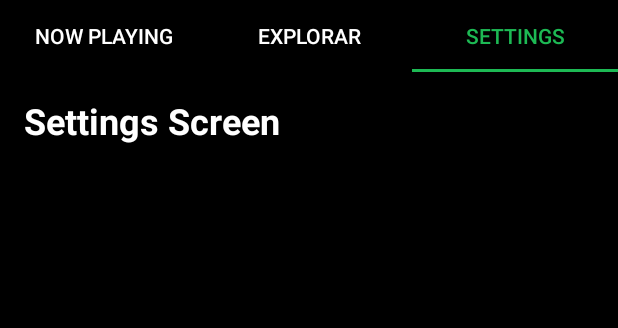
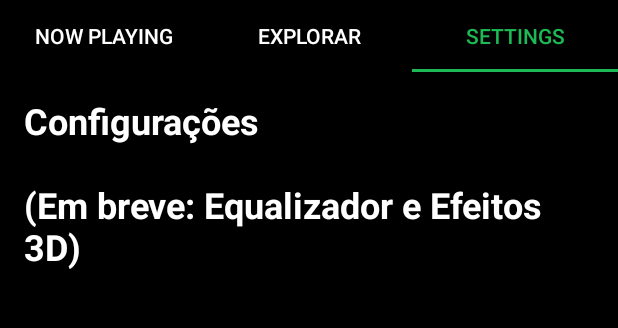
Before and after one commit to Kayckyy/SurroundPlayer-3D, an Android app: the screen it shows after launch (MainActivity), tab 3 chosen, on a phone screen of 412 x 824 dp, the part 84-412 px from its top. Run offline under Robolectric (Android 15) with nearby library versions, the light colour scheme and no system bars; 2 statements that could not run were skipped.

Commit message:
Bug fixes e adićão de musiúsicas favoritas.

```diff
--- a/app/src/main/java/com/example/musicplayer/MainActivity.kt
+++ b/app/src/main/java/com/example/musicplayer/MainActivity.kt
@@ -8,7 +8,9 @@ import android.content.ServiceConnection
 import android.content.pm.PackageManager
 import android.os.Build
 import android.os.Bundle
+import android.os.Handler
 import android.os.IBinder
+import android.os.Looper
 import android.widget.Toast
 import androidx.activity.result.contract.ActivityResultContracts
 import androidx.appcompat.app.AppCompatActivity
@@ -22,8 +24,9 @@ class MainActivity : AppCompatActivity() {
     private var musicService: MusicService? = null
     private var isBound = false
     private var isServiceStarting = false
+    private var isFromNotification = false
+    private var shouldRestorePlayback = false
 
-    // Sistema de permissões CORRIGIDO
     private val requestPermissionLauncher = registerForActivityResult(
         ActivityResultContracts.RequestPermission()
     ) { isGranted ->
@@ -41,8 +44,6 @@ class MainActivity : AppCompatActivity() {
             isBound = true
             isServiceStarting = false
             notifyFragmentsServiceReady()
-
-            // Verificar permissão após conectar ao service
             checkStoragePermission()
         }
 
@@ -55,18 +56,44 @@ class MainActivity : AppCompatActivity() {
     override fun onCreate(savedInstanceState: Bundle?) {
         super.onCreate(savedInstanceState)
 
+        if (!isTaskRoot) {
+            val intent = intent
+            if (intent.hasCategory(Intent.CATEGORY_LAUNCHER) && intent.action == Intent.ACTION_MAIN) {
+                finish()
+                return
+            }
+        }
+
+        isFromNotification = intent.getBooleanExtra("FROM_NOTIFICATION", false)
+        shouldRestorePlayback = intent.getBooleanExtra("RESTORE_PLAYBACK", false)
+
         binding = ActivityMainBinding.inflate(layoutInflater)
         setContentView(binding.root)
 
+        setupViewPager()
+        initializeService()
+    }
+
+    private fun initializeService() {
         musicService = MusicService.getInstance()
         if (musicService != null) {
             isBound = true
             notifyFragmentsServiceReady()
+
+            if (isFromNotification) {
+                switchToNowPlayingTab()
+            }
         } else {
+            // VERIFICAR SE HÁ ESTADO SALVO ANTES DE INICIAR SERVICE
+            val prefs = getSharedPreferences("music_prefs", Context.MODE_PRIVATE)
+            val wasPlaying = prefs.getBoolean("is_playing", false)
+            val hasLastMusic = prefs.getString("last_music_path", "")?.isNotEmpty() == true
+
+            if (wasPlaying && hasLastMusic) {
                 startMusicService()
             }
-
-        setupViewPager()
+            // SE NÃO HAVIA MÚSICA TOCANDO, NÃO INICIAR SERVICE AUTOMATICAMENTE
+        }
     }
 
     private fun setupViewPager() {
@@ -88,6 +115,7 @@ class MainActivity : AppCompatActivity() {
 
         isServiceStarting = true
         val intent = Intent(this, MusicService::class.java)
+
         bindService(intent, serviceConnection, Context.BIND_AUTO_CREATE)
 
         if (Build.VERSION.SDK_INT >= Build.VERSION_CODES.O) {
@@ -97,7 +125,6 @@ class MainActivity : AppCompatActivity() {
         }
     }
 
-    // VERIFICAR PERMISSÃO CORRETAMENTE
     private fun checkStoragePermission() {
         val permission = if (Build.VERSION.SDK_INT >= Build.VERSION_CODES.TIRAMISU) {
             Manifest.permission.READ_MEDIA_AUDIO
@@ -106,17 +133,23 @@ class MainActivity : AppCompatActivity() {
         }
 
         if (ContextCompat.checkSelfPermission(this, permission) != PackageManager.PERMISSION_GRANTED) {
-            // Mostrar explicação antes de pedir permissão
+            if (Build.VERSION.SDK_INT >= Build.VERSION_CODES.M) {
                 if (shouldShowRequestPermissionRationale(permission)) {
                     Toast.makeText(this, "O app precisa de permissão para acessar suas músicas", Toast.LENGTH_LONG).show()
                 }
-            // Pedir permissão
+            }
             requestPermissionLauncher.launch(permission)
         }
     }
 
     fun getMusicService(): MusicService? {
-        return musicService ?: MusicService.getInstance()
+        if (!isBound) {
+            musicService = MusicService.getInstance()
+            if (musicService != null) {
+                isBound = true
+            }
+        }
+        return musicService
     }
 
     fun switchToNowPlayingTab() {
@@ -132,9 +165,27 @@ class MainActivity : AppCompatActivity() {
         }
     }
 
+    override fun onNewIntent(intent: Intent?) {
+        super.onNewIntent(intent)
+        setIntent(intent)
+        isFromNotification = intent?.getBooleanExtra("FROM_NOTIFICATION", false) ?: false
+        shouldRestorePlayback = intent?.getBooleanExtra("RESTORE_PLAYBACK", false) ?: false
+
+        if (isFromNotification || shouldRestorePlayback) {
+            switchToNowPlayingTab()
+
+            // Se tem música e veio para restaurar reprodução, garantir que está pronto
+            if (musicService?.hasMusic() == true) {
+                notifyFragmentsServiceReady()
+            }
+        }
+    }
+
     override fun onResume() {
         super.onResume()
+
         if (!isBound && musicService == null) {
+            Handler(Looper.getMainLooper()).postDelayed({
                 musicService = MusicService.getInstance()
                 if (musicService == null) {
                     startMusicService()
@@ -142,6 +193,7 @@ class MainActivity : AppCompatActivity() {
                     isBound = true
                     notifyFragmentsServiceReady()
                 }
+            }, 300)
         }
     }
 
--- a/app/src/main/java/com/example/musicplayer/Music.kt
+++ b/app/src/main/java/com/example/musicplayer/Music.kt
@@ -7,5 +7,6 @@ data class Music(
     val album: String,
     val duration: Long,
     val path: String,
-    val albumArt: String? = null
+    val albumArt: String? = null,
+    var isFavorite: Boolean = false
 )
--- a/app/src/main/java/com/example/musicplayer/NowPlayingFragment.kt
+++ b/app/src/main/java/com/example/musicplayer/NowPlayingFragment.kt
@@ -1,5 +1,6 @@
 package com.example.musicplayer
 
+import android.graphics.Bitmap
 import android.os.Bundle
 import android.os.Handler
 import android.os.Looper
@@ -7,6 +8,7 @@ import android.view.LayoutInflater
 import android.view.View
 import android.view.ViewGroup
 import android.widget.SeekBar
+import androidx.core.content.ContextCompat
 import androidx.fragment.app.Fragment
 import com.example.musicplayer.databinding.FragmentNowPlayingBinding
 
@@ -17,6 +19,7 @@ class NowPlayingFragment : Fragment() {
     private var handler = Handler(Looper.getMainLooper())
     private var updateSeekbar: Runnable? = null
     private var isServiceReady = false
+    private var currentAlbumArt: Bitmap? = null
 
     override fun onCreateView(
         inflater: LayoutInflater,
@@ -35,6 +38,7 @@ class NowPlayingFragment : Fragment() {
 
     override fun onResume() {
         super.onResume()
+
         if (!isServiceReady) {
             val service = getMusicService()
             if (service != null) {
@@ -42,11 +46,14 @@ class NowPlayingFragment : Fragment() {
             } else {
                 Handler(Looper.getMainLooper()).postDelayed({
                     val retryService = getMusicService()
-                    if (retryService != null) {
+                    if (retryService != null && !isServiceReady) {
                         onServiceReady()
                     }
-                }, 500)
+                }, 800)
             }
+        } else {
+            updateMusicInfo()
+            updateControlStates()
         }
     }
 
@@ -108,7 +115,11 @@ class NowPlayingFragment : Fragment() {
         }
 
         binding.btnFavorite.setOnClickListener {
-            // Implementar favoritos depois
+            val currentMusic = getMusicService()?.getCurrentMusic()
+            currentMusic?.let { music ->
+                val isNowFavorite = getMusicService()?.toggleFavorite(music.path) ?: false
+                updateFavoriteButton(isNowFavorite)
+            }
         }
     }
 
@@ -127,6 +138,10 @@ class NowPlayingFragment : Fragment() {
         updatePlayPauseButton()
         updateShuffleButton(getMusicService()?.isShuffling() ?: false)
         updateRepeatButton(getMusicService()?.getRepeatMode() ?: MusicService.REPEAT_NONE)
+
+        val currentMusic = getMusicService()?.getCurrentMusic()
+        val isFavorite = currentMusic?.let { getMusicService()?.isFavorite(it.path) } ?: false
+        updateFavoriteButton(isFavorite)
     }
 
     private fun updatePlayPauseButton() {
@@ -137,8 +152,9 @@ class NowPlayingFragment : Fragment() {
     }
 
     private fun updateShuffleButton(isShuffling: Boolean) {
-        val color = if (isShuffling) R.color.spotify_green else R.color.gray
-        binding.btnShuffle.setColorFilter(requireContext().getColor(color))
+        val colorRes = if (isShuffling) R.color.spotify_green else R.color.gray
+        val color = ContextCompat.getColor(requireContext(), colorRes)
+        binding.btnShuffle.setColorFilter(color)
     }
 
     private fun updateRepeatButton(repeatMode: Int) {
@@ -147,10 +163,24 @@ class NowPlayingFragment : Fragment() {
             MusicService.REPEAT_ONE -> R.drawable.ic_repeat_one
             else -> R.drawable.ic_repeat
         }
-        val color = if (repeatMode != MusicService.REPEAT_NONE) R.color.spotify_green else R.color.gray
+
+        val colorRes = if (repeatMode != MusicService.REPEAT_NONE) R.color.spotify_green else R.color.gray
+        val color = ContextCompat.getColor(requireContext(), colorRes)
 
         binding.btnRepeat.setImageResource(icon)
-        binding.btnRepeat.setColorFilter(requireContext().getColor(color))
+        binding.btnRepeat.setColorFilter(color)
+    }
+
+    private fun updateFavoriteButton(isFavorite: Boolean) {
+        val icon = if (isFavorite) R.drawable.ic_favorite_filled else R.drawable.ic_favorite
+        val color = if (isFavorite) {
+            ContextCompat.getColor(requireContext(), R.color.spotify_green)
+        } else {
+            ContextCompat.getColor(requireContext(), R.color.gray)
+        }
+
+        binding.btnFavorite.setImageResource(icon)
+        binding.btnFavorite.setColorFilter(color)
     }
 
     private fun updateMusicInfo() {
@@ -159,11 +189,41 @@ class NowPlayingFragment : Fragment() {
             binding.songTitle.text = currentMusic.title
             binding.artistName.text = currentMusic.artist
             binding.albumName.text = currentMusic.album
+
+            loadAlbumArt(currentMusic.path)
+
+            val isFavorite = getMusicService()?.isFavorite(currentMusic.path) ?: false
+            updateFavoriteButton(isFavorite)
         } else {
             binding.songTitle.text = "Nenhuma música"
             binding.artistName.text = "Selecione uma música"
             binding.albumName.text = ""
+            binding.albumArt.setImageResource(R.drawable.album_placeholder)
+            updateFavoriteButton(false)
         }
+    }
+
+    private fun loadAlbumArt(musicPath: String) {
+        Thread {
+            try {
+                val albumArt = AlbumArtExtractor.getAlbumArt(musicPath)
+                activity?.runOnUiThread {
+                    if (albumArt != null) {
+                        binding.albumArt.setImageBitmap(albumArt)
+                        currentAlbumArt = albumArt
+                    } else {
+                        binding.albumArt.setImageResource(R.drawable.album_placeholder)
+                        currentAlbumArt = null
+                    }
+                }
+            } catch (e: Exception) {
+                e.printStackTrace()
+                activity?.runOnUiThread {
+                    binding.albumArt.setImageResource(R.drawable.album_placeholder)
+                    currentAlbumArt = null
+                }
+            }
+        }.start()
     }
 
     private fun startSeekbarUpdate() {
--- a/app/src/main/java/com/example/musicplayer/SettingsFragment.kt
+++ b/app/src/main/java/com/example/musicplayer/SettingsFragment.kt
@@ -27,8 +27,7 @@ class SettingsFragment : Fragment() {
     }
 
     private fun setupSettings() {
-        // Implement settings options here
-        binding.textView.text = "Settings Screen"
+        binding.textView.text = "Configurações\n\n(Em breve: Equalizador e Efeitos 3D)"
     }
 
     override fun onDestroyView() {
--- /dev/null
+++ b/app/src/main/res/drawable/ic_favorite_filled.xml
@@ -0,0 +1,10 @@
+<?xml version="1.0" encoding="utf-8"?>
+<vector xmlns:android="http://schemas.android.com/apk/res/android"
+    android:width="24dp"
+    android:height="24dp"
+    android:viewportWidth="24"
+    android:viewportHeight="24">
+    <path
+        android:fillColor="@color/spotify_green"
+        android:pathData="M12,21.35l-1.45,-1.32C5.4,15.36 2,12.28 2,8.5 2,5.42 4.42,3 7.5,3c1.74,0 3.41,0.81 4.5,2.09C13.09,3.81 14.76,3 16.5,3 19.58,3 22,5.42 22,8.5c0,3.78 -3.4,6.86 -8.55,11.54L12,21.35z"/>
+</vector>
```
Also changed, not shown: app/src/main/AndroidManifest.xml (+11 -1 lines), app/src/main/java/com/example/musicplayer/AlbumArtExtractor.kt (added, +26 -0 lines), app/src/main/java/com/example/musicplayer/FileExplorerFragment.kt (+42 -8 lines), app/src/main/java/com/example/musicplayer/MusicService.kt (+200 -34 lines). Lines whose indentation alone changed are shown as unchanged.
